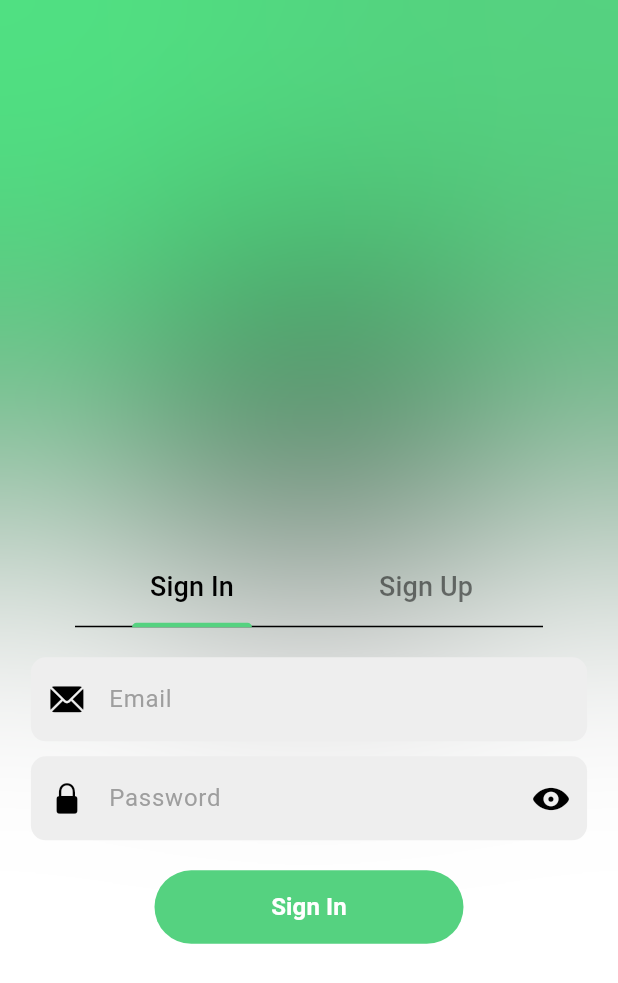
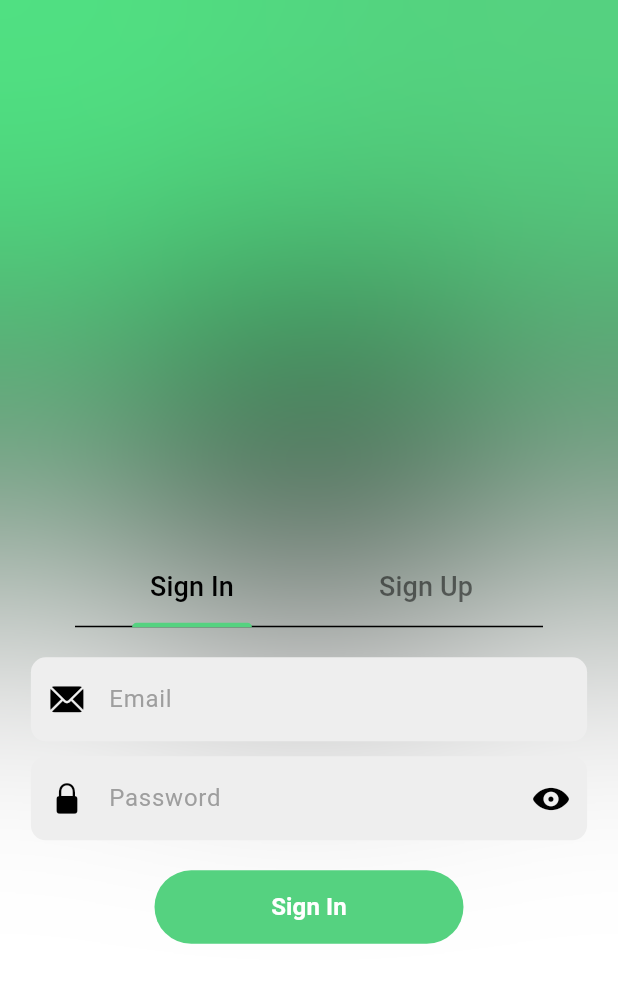
Before and after one commit to ISIS3510-Seccion-2-Grupo-21/resq-flutter, a Flutter app: the screen it shows after launch, on a phone screen of 412 x 824 dp. Shown: the top 983 px of the screen. Run offline on Flutter 3.47's test engine with Material 3 defaults, Android fonts, the phone set to English and light mode, and no system bars; our stand-ins replace bloc, cloud_firestore, equatable, firebase_auth, firebase_core, flutter_bloc and 1 more; accounts and stored records are empty.

```diff
--- a/lib/app_view.dart
+++ b/lib/app_view.dart
@@ -18,9 +18,9 @@ class MyAppView extends StatelessWidget {
           onBackground: Colors.black,
           primary: Color.fromRGBO(85, 210, 128, 1),
           onPrimary: Colors.black,
-          secondary: Color.fromRGBO(80, 225, 130, 1),
+          secondary: Color.fromRGBO(28, 28, 28, 1),
           onSecondary: Colors.white,
-					tertiary: Color.fromRGBO(28, 28, 28, 1),
+					tertiary: Color.fromRGBO(80, 225, 130, 1),
           error: Colors.red,
 					outline: Color(0xFF424242)
         ),
--- a/lib/screens/auth/welcome_screen.dart
+++ b/lib/screens/auth/welcome_screen.dart
@@ -40,13 +40,13 @@ class _WelcomeScreenState extends State<WelcomeScreen> with TickerProviderStateM
 					child: Stack(
 						children: [
 							Align(
-								alignment: const AlignmentDirectional(20, -1.2),
+								alignment: const AlignmentDirectional(20, -1),
 								child: Container(
 									height: MediaQuery.of(context).size.width,
 									width: MediaQuery.of(context).size.width,
 									decoration: BoxDecoration(
 										shape: BoxShape.circle,
-										color: Theme.of(context).colorScheme.tertiary
+										color: Theme.of(context).colorScheme.secondary
 									),
 								),
 							),
@@ -57,7 +57,7 @@ class _WelcomeScreenState extends State<WelcomeScreen> with TickerProviderStateM
 									width: MediaQuery.of(context).size.width / 1.3,
 									decoration: BoxDecoration(
 										shape: BoxShape.circle,
-										color: Theme.of(context).colorScheme.secondary
+										color: Theme.of(context).colorScheme.tertiary
 									),
 								),
 							),
```
